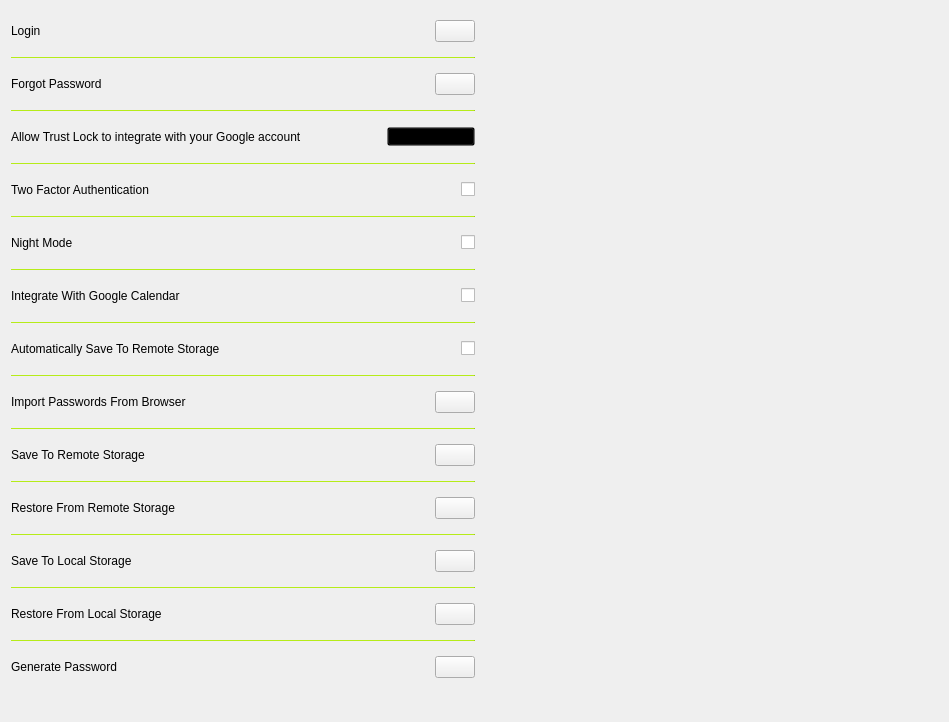
First picture: the form in designs/xml/settings_tab.ui, repository daniel-deru/WorkMate-3.0, before the edit.
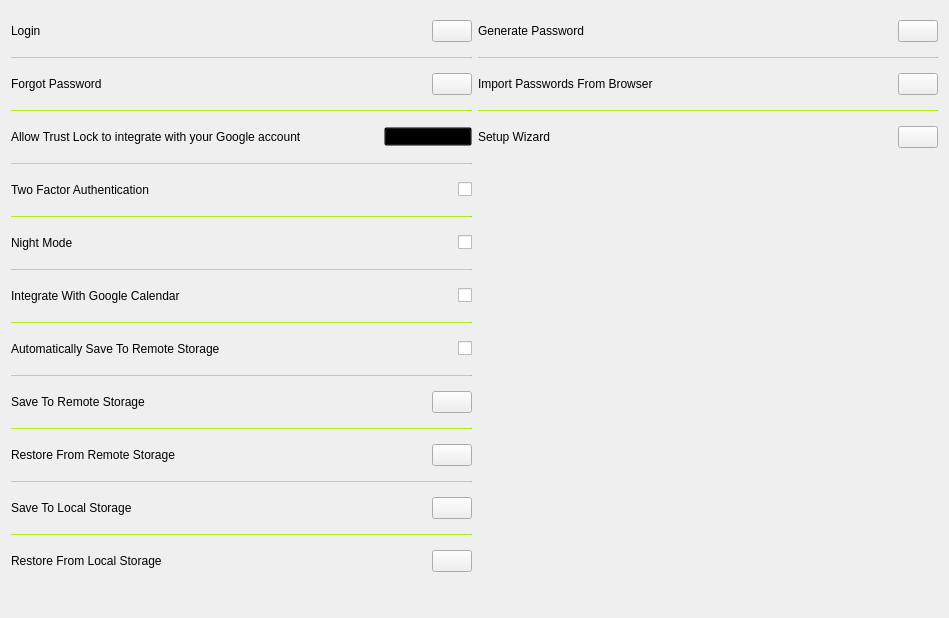
Second picture: the form after the edit. Icons and pictures are not drawn.

Commit message: added setup wizard to settings page

What changed in the file:
```diff
--- a/designs/xml/settings_tab.ui
+++ b/designs/xml/settings_tab.ui
@@ -7,7 +7,7 @@
     <x>0</x>
     <y>0</y>
     <width>949</width>
-    <height>722</height>
+    <height>618</height>
    </rect>
   </property>
   <property name="windowTitle">
@@ -16,6 +16,9 @@
   <layout class="QHBoxLayout" name="horizontalLayout_5">
    <item>
     <layout class="QVBoxLayout" name="verticalLayout">
+     <property name="spacing">
+      <number>6</number>
+     </property>
      <item>
       <layout class="QHBoxLayout" name="horizontalLayout_6">
        <property name="topMargin">
@@ -453,58 +456,6 @@
        </property>
       </widget>
      </item>
-     <item>
-      <layout class="QHBoxLayout" name="horizontalLayout">
-       <item>
-        <widget class="QLabel" name="lbl_browser_web_import">
-         <property name="sizePolicy">
-          <sizepolicy hsizetype="Expanding" vsizetype="Preferred">
-           <horstretch>0</horstretch>
-           <verstretch>0</verstretch>
-          </sizepolicy>
-         </property>
-         <property name="minimumSize">
-          <size>
-           <width>0</width>
-           <height>40</height>
-          </size>
-         </property>
-         <property name="text">
-          <string>Import Passwords From Browser</string>
-         </property>
-        </widget>
-       </item>
-       <item>
-        <widget class="QPushButton" name="btn_browser_web_import">
-         <property name="cursor">
-          <cursorShape>PointingHandCursor</cursorShape>
-         </property>
-         <property name="text">
-          <string/>
-         </property>
-        </widget>
-       </item>
-      </layout>
-     </item>
-     <item>
-      <widget class="QFrame" name="frame_3">
-       <property name="maximumSize">
-        <size>
-         <width>16777215</width>
-         <height>1</height>
-        </size>
-       </property>
-       <property name="styleSheet">
-        <string notr="true">background: #9ecd16;</string>
-       </property>
-       <property name="frameShape">
-        <enum>QFrame::HLine</enum>
-       </property>
-       <property name="frameShadow">
-        <enum>QFrame::Sunken</enum>
-       </property>
-      </widget>
-     </item>
      <item>
       <layout class="QHBoxLayout" name="horizontalLayout_2">
        <property name="topMargin">
@@ -716,36 +667,31 @@
       </layout>
      </item>
      <item>
-      <widget class="QFrame" name="frame_12">
-       <property name="minimumSize">
-        <size>
-         <width>0</width>
-         <height>1</height>
-        </size>
+      <spacer name="verticalSpacer_2">
+       <property name="orientation">
+        <enum>Qt::Vertical</enum>
        </property>
-       <property name="maximumSize">
+       <property name="sizeHint" stdset="0">
         <size>
-         <width>16777215</width>
-         <height>1</height>
+         <width>20</width>
+         <height>40</height>
         </size>
        </property>
-       <property name="styleSheet">
-        <string notr="true">background: #9ecd16;</string>
-       </property>
-       <property name="frameShape">
-        <enum>QFrame::HLine</enum>
-       </property>
-       <property name="frameShadow">
-        <enum>QFrame::Sunken</enum>
-       </property>
-      </widget>
+      </spacer>
      </item>
+    </layout>
+   </item>
+   <item>
+    <layout class="QVBoxLayout" name="verticalLayout_2">
+     <property name="spacing">
+      <number>6</number>
+     </property>
      <item>
       <layout class="QHBoxLayout" name="horizontalLayout_12">
        <item>
         <widget class="QLabel" name="lbl_generate_password">
          <property name="sizePolicy">
-          <sizepolicy hsizetype="Expanding" vsizetype="Preferred">
+          <sizepolicy hsizetype="Expanding" vsizetype="Fixed">
            <horstretch>0</horstretch>
            <verstretch>0</verstretch>
           </sizepolicy>
@@ -773,24 +719,143 @@
        </item>
       </layout>
      </item>
+     <item>
+      <widget class="QFrame" name="frame_3">
+       <property name="sizePolicy">
+        <sizepolicy hsizetype="Minimum" vsizetype="Fixed">
+         <horstretch>0</horstretch>
+         <verstretch>0</verstretch>
+        </sizepolicy>
+       </property>
+       <property name="maximumSize">
+        <size>
+         <width>16777215</width>
+         <height>1</height>
+        </size>
+       </property>
+       <property name="styleSheet">
+        <string notr="true">background: #9ecd16;</string>
+       </property>
+       <property name="frameShape">
+        <enum>QFrame::HLine</enum>
+       </property>
+       <property name="frameShadow">
+        <enum>QFrame::Sunken</enum>
+       </property>
+       <property name="lineWidth">
+        <number>1</number>
+       </property>
+       <property name="midLineWidth">
+        <number>0</number>
+       </property>
+      </widget>
+     </item>
+     <item>
+      <layout class="QHBoxLayout" name="horizontalLayout">
+       <item>
+        <widget class="QLabel" name="lbl_browser_web_import">
+         <property name="sizePolicy">
+          <sizepolicy hsizetype="Expanding" vsizetype="Preferred">
+           <horstretch>0</horstretch>
+           <verstretch>0</verstretch>
+          </sizepolicy>
+         </property>
+         <property name="minimumSize">
+          <size>
+           <width>0</width>
+           <height>40</height>
+          </size>
+         </property>
+         <property name="text">
+          <string>Import Passwords From Browser</string>
+         </property>
+        </widget>
+       </item>
+       <item>
+        <widget class="QPushButton" name="btn_browser_web_import">
+         <property name="cursor">
+          <cursorShape>PointingHandCursor</cursorShape>
+         </property>
+         <property name="text">
+          <string/>
+         </property>
+        </widget>
+       </item>
+      </layout>
+     </item>
+     <item>
+      <widget class="QFrame" name="frame_12">
+       <property name="sizePolicy">
+        <sizepolicy hsizetype="Minimum" vsizetype="Fixed">
+         <horstretch>0</horstretch>
+         <verstretch>0</verstretch>
+        </sizepolicy>
+       </property>
+       <property name="maximumSize">
+        <size>
+         <width>16777215</width>
+         <height>1</height>
+        </size>
+       </property>
+       <property name="styleSheet">
+        <string notr="true">background: #9ecd16;</string>
+       </property>
+       <property name="frameShape">
+        <enum>QFrame::HLine</enum>
+       </property>
+       <property name="frameShadow">
+        <enum>QFrame::Sunken</enum>
+       </property>
+      </widget>
+     </item>
+     <item>
+      <layout class="QHBoxLayout" name="horizontalLayout_15">
+       <item>
+        <widget class="QLabel" name="lbl_setup">
+         <property name="sizePolicy">
+          <sizepolicy hsizetype="Expanding" vsizetype="Preferred">
+           <horstretch>0</horstretch>
+           <verstretch>0</verstretch>
+          </sizepolicy>
+         </property>
+         <property name="minimumSize">
+          <size>
+           <width>0</width>
+           <height>40</height>
+          </size>
+         </property>
+         <property name="text">
+          <string>Setup Wizard</string>
+         </property>
+        </widget>
+       </item>
+       <item>
+        <widget class="QPushButton" name="btn_setup">
+         <property name="cursor">
+          <cursorShape>PointingHandCursor</cursorShape>
+         </property>
+         <property name="text">
+          <string/>
+         </property>
+        </widget>
+       </item>
+      </layout>
+     </item>
+     <item>
+      <spacer name="verticalSpacer">
+       <property name="orientation">
+        <enum>Qt::Vertical</enum>
+       </property>
+       <property name="sizeHint" stdset="0">
+        <size>
+         <width>20</width>
+         <height>40</height>
+        </size>
+       </property>
+      </spacer>
+     </item>
     </layout>
    </item>
-   <item>
-    <spacer name="horizontalSpacer">
-     <property name="orientation">
-      <enum>Qt::Horizontal</enum>
-     </property>
-     <property name="sizeType">
-      <enum>QSizePolicy::Expanding</enum>
-     </property>
-     <property name="sizeHint" stdset="0">
-      <size>
-       <width>40</width>
-       <height>20</height>
-      </size>
-     </property>
-    </spacer>
-   </item>
   </layout>
  </widget>
  <resources/>
```
The commit also changes 9 other files.
